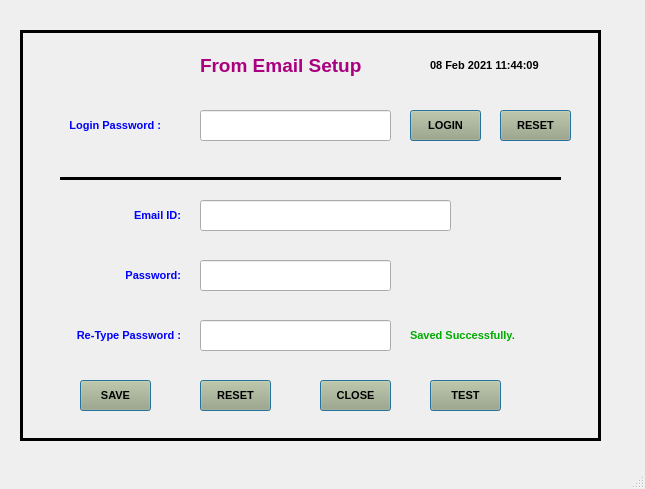
Old version of the form TYR_2.0_18.5/ui/16_email_setup.ui in the repository sanjaymanegit/testRepo.
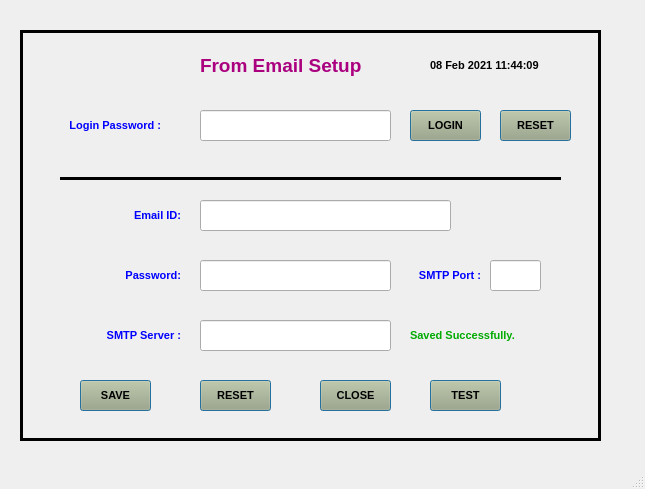
New version of the form.

Commit message: added email configuration changes. From email configuration added

What changed in the file:
```diff
--- a/TYR_2.0_18.5/ui/16_email_setup.ui
+++ b/TYR_2.0_18.5/ui/16_email_setup.ui
@@ -326,7 +326,7 @@
       <string notr="true">color: rgb(0, 0, 255);</string>
      </property>
      <property name="text">
-      <string>Re-Type Password :</string>
+      <string>SMTP Server :</string>
      </property>
      <property name="alignment">
       <set>Qt::AlignRight|Qt::AlignTrailing|Qt::AlignVCenter</set>
@@ -520,6 +520,50 @@
       <bool>false</bool>
      </property>
     </widget>
+    <widget class="QLabel" name="label_10">
+     <property name="geometry">
+      <rect>
+       <x>390</x>
+       <y>230</y>
+       <width>71</width>
+       <height>31</height>
+      </rect>
+     </property>
+     <property name="font">
+      <font>
+       <family>Arial</family>
+       <pointsize>8</pointsize>
+       <weight>75</weight>
+       <bold>true</bold>
+      </font>
+     </property>
+     <property name="styleSheet">
+      <string notr="true">color: rgb(0, 0, 255);</string>
+     </property>
+     <property name="text">
+      <string>SMTP Port :</string>
+     </property>
+     <property name="alignment">
+      <set>Qt::AlignRight|Qt::AlignTrailing|Qt::AlignVCenter</set>
+     </property>
+    </widget>
+    <widget class="QLineEdit" name="lineEdit_6">
+     <property name="geometry">
+      <rect>
+       <x>470</x>
+       <y>230</y>
+       <width>51</width>
+       <height>31</height>
+      </rect>
+     </property>
+     <property name="font">
+      <font>
+       <pointsize>10</pointsize>
+       <weight>75</weight>
+       <bold>true</bold>
+      </font>
+     </property>
+    </widget>
    </widget>
   </widget>
   <widget class="QMenuBar" name="menubar">
```
The commit also changes 5 other files.
